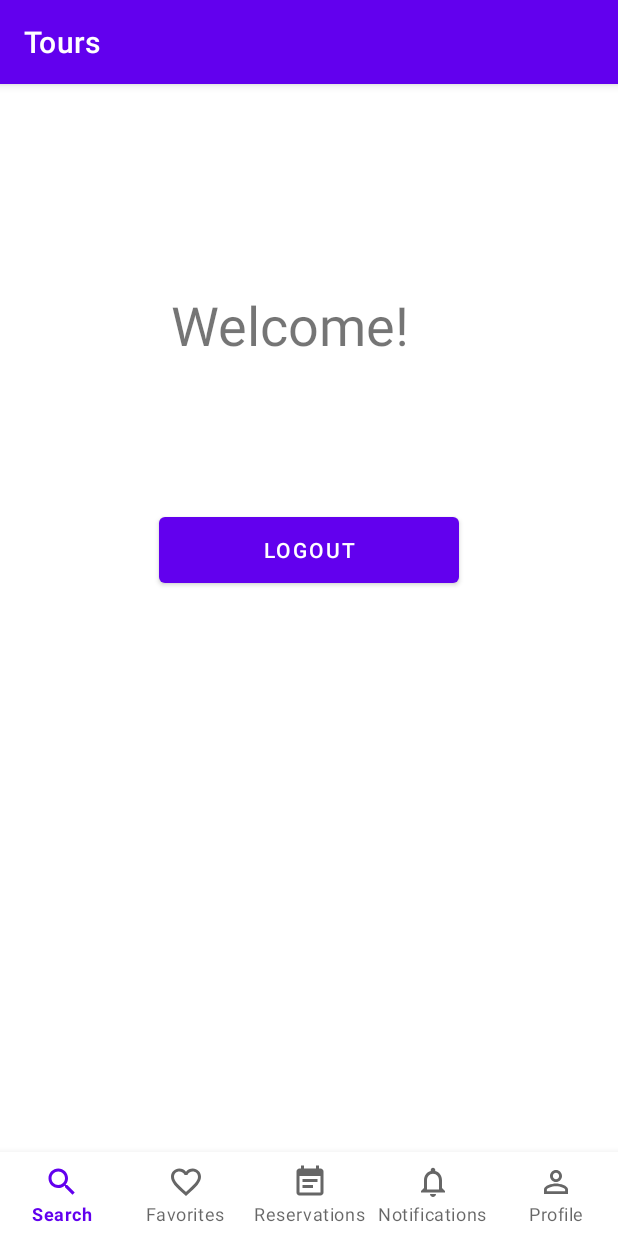
After one commit to Alvarodb/tour-mobile-app, an Android app: the LogoutFragment screen opened through its navigation route, on a phone screen of 412 x 824 dp. The commit adds this screen. Run offline under Robolectric (Android 15) with nearby library versions, the phone set to English and light mode, and no system bars; our stand-ins replace navigation-ui.

Commit message:
feat: login with API connection and SharedPreferences

```diff
--- a/app/src/main/java/com/app/tours/activities/MainActivity.kt
+++ b/app/src/main/java/com/app/tours/activities/MainActivity.kt
@@ -10,6 +10,7 @@ import com.google.android.material.bottomnavigation.BottomNavigationView
 
 
 class MainActivity : AppCompatActivity() {
+
     override fun onCreate(savedInstanceState: Bundle?) {
         super.onCreate(savedInstanceState)
         setContentView(R.layout.activity_main)
@@ -17,5 +18,4 @@ class MainActivity : AppCompatActivity() {
         val navController = findNavController(R.id.fragment)
         bottomNav.setupWithNavController(navController)
     }
-
 }
--- a/app/src/main/java/com/app/tours/fragments/LoginFragment.kt
+++ b/app/src/main/java/com/app/tours/fragments/LoginFragment.kt
@@ -1,5 +1,6 @@
 package com.app.tours.fragments
 
+import android.content.Context
 import android.os.Bundle
 import android.text.Editable
 import android.text.TextWatcher
@@ -18,9 +19,13 @@ import kotlinx.android.synthetic.main.fragment_login.view.*
 import retrofit2.Call
 import retrofit2.Callback
 import retrofit2.Response
+import android.content.SharedPreferences
+
 
 
 class LoginFragment : Fragment() {
+
+    private lateinit var preferences: SharedPreferences
 
     override fun onCreateView(
         inflater: LayoutInflater, container: ViewGroup?,
@@ -33,8 +38,10 @@ class LoginFragment : Fragment() {
         view.login.setOnClickListener {
             login(view)
         }
+        preferences = requireActivity().getSharedPreferences("data",Context.MODE_PRIVATE)
         return view
     }
+
     fun login(view: View) {
         val apiInterface = ServiceBuilder.buildService(UsersService::class.java)
 
@@ -43,6 +50,7 @@ class LoginFragment : Fragment() {
             override fun onResponse(call: Call<UsersDto>?, response: Response<UsersDto>?) {
                 if (response?.body() != null) {
                     Navigation.findNavController(view).navigate(R.id.action_loginFragment_to_tourSearch)
+                    preferences.edit().putString("user_logged",view.email.text.toString()).apply()
                 } else {
                     val builder = AlertDialog.Builder(activity!!)
                     builder.setTitle("User is not registered") //add this to string
@@ -63,6 +71,9 @@ class LoginFragment : Fragment() {
         super.onViewCreated(view, savedInstanceState)
         email.addTextChangedListener(loginTextWatcher);
         password.addTextChangedListener(loginTextWatcher);
+        if(preferences.getString("user_logged",null) != null){
+            Navigation.findNavController(view).navigate(R.id.action_loginFragment_to_logoutFragment)
+        }
     }
 
     private val loginTextWatcher: TextWatcher = object : TextWatcher {
--- /dev/null
+++ b/app/src/main/java/com/app/tours/fragments/LogoutFragment.kt
@@ -0,0 +1,31 @@
+package com.app.tours.fragments
+
+import android.content.Context
+import android.content.SharedPreferences
+import android.os.Bundle
+import androidx.fragment.app.Fragment
+import android.view.LayoutInflater
+import android.view.View
+import android.view.ViewGroup
+import androidx.navigation.Navigation
+import com.app.tours.R
+import kotlinx.android.synthetic.main.fragment_login.view.*
+import kotlinx.android.synthetic.main.fragment_logout.view.*
+
+class LogoutFragment : Fragment() {
+
+    private lateinit var preferences: SharedPreferences
+
+    override fun onCreateView(
+        inflater: LayoutInflater, container: ViewGroup?,
+        savedInstanceState: Bundle?
+    ): View? {
+        preferences = requireActivity().getSharedPreferences("data", Context.MODE_PRIVATE)
+        val view = inflater.inflate(R.layout.fragment_logout, container, false)
+        view.btLogout.setOnClickListener {
+            preferences.edit().remove("user_logged").apply()
+            Navigation.findNavController(view).navigate(R.id.action_logoutFragment_to_loginFragment)
+        }
+        return view
+    }
+}
--- a/app/src/main/java/com/app/tours/services/ServiceBuilder.kt
+++ b/app/src/main/java/com/app/tours/services/ServiceBuilder.kt
@@ -5,7 +5,7 @@ import retrofit2.converter.gson.GsonConverterFactory
 
 object ServiceBuilder {
 
-    var BASE_URL = "http://59792d7bec17.ngrok.io/"
+    var BASE_URL = "http://c0183e1cd9dd.ngrok.io/"
 
     val retrofit : Retrofit = Retrofit.Builder()
         .addConverterFactory(GsonConverterFactory.create())
--- /dev/null
+++ b/app/src/main/res/layout/fragment_logout.xml
@@ -0,0 +1,39 @@
+<?xml version="1.0" encoding="utf-8"?>
+<androidx.constraintlayout.widget.ConstraintLayout xmlns:android="http://schemas.android.com/apk/res/android"
+    xmlns:app="http://schemas.android.com/apk/res-auto"
+    xmlns:tools="http://schemas.android.com/tools"
+    android:id="@+id/frameLayout2"
+    android:layout_width="match_parent"
+    android:layout_height="match_parent"
+    tools:context=".fragments.LogoutFragment">
+
+    <Button
+        android:id="@+id/btLogout"
+        android:layout_width="200dp"
+        android:layout_height="56dp"
+        android:layout_marginStart="105dp"
+        android:layout_marginTop="71dp"
+        android:layout_marginEnd="106dp"
+        android:layout_marginBottom="411dp"
+        android:text="@string/logout"
+        app:layout_constraintBottom_toBottomOf="parent"
+        app:layout_constraintEnd_toEndOf="parent"
+        app:layout_constraintStart_toStartOf="parent"
+        app:layout_constraintTop_toBottomOf="@+id/tvGreeting" />
+
+    <TextView
+        android:id="@+id/tvGreeting"
+        android:layout_width="310dp"
+        android:layout_height="57dp"
+        android:layout_marginStart="38dp"
+        android:layout_marginTop="136dp"
+        android:layout_marginEnd="63dp"
+        android:text="@string/greeting"
+        android:textAlignment="center"
+        android:textSize="36sp"
+        app:layout_constraintEnd_toEndOf="parent"
+        app:layout_constraintHorizontal_bias="1.0"
+        app:layout_constraintStart_toStartOf="parent"
+        app:layout_constraintTop_toTopOf="parent"
+        tools:text="@string/greeting" />
+</androidx.constraintlayout.widget.ConstraintLayout>
--- a/app/src/main/res/navigation/nav.xml
+++ b/app/src/main/res/navigation/nav.xml
@@ -22,8 +22,8 @@
             android:id="@+id/action_loginFragment_to_tourSearch"
             app:destination="@id/tourSearch" />
         <action
-            android:id="@+id/action_loginFragment_to_tourSearch2"
-            app:destination="@id/tourSearch" />
+            android:id="@+id/action_loginFragment_to_logoutFragment"
+            app:destination="@id/logoutFragment" />
     </fragment>
     <fragment
         android:id="@+id/registerFragment"
@@ -49,4 +49,13 @@
         android:name="com.app.tours.fragments.ReservationsFragment"
         android:label="fragment_reservations"
         tools:layout="@layout/fragment_reservations" />
+    <fragment
+        android:id="@+id/logoutFragment"
+        android:name="com.app.tours.fragments.LogoutFragment"
+        android:label="fragment_logout"
+        tools:layout="@layout/fragment_logout" >
+        <action
+            android:id="@+id/action_logoutFragment_to_loginFragment"
+            app:destination="@id/loginFragment" />
+    </fragment>
 </navigation>
--- a/app/src/main/res/values/strings.xml
+++ b/app/src/main/res/values/strings.xml
@@ -18,4 +18,6 @@
     <string name="default_tour_description">Description</string>
     <string name="default_tour_price">Price</string>
     <string name="default_tour_opionions">0 opiniones</string>
+    <string name="greeting">Welcome!</string>
+    <string name="logout">Logout</string>
 </resources>
```
